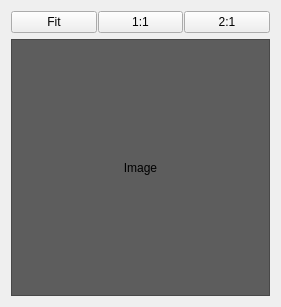
athoune/Ema, file ui/navimagewidget.ui: the form before one commit.
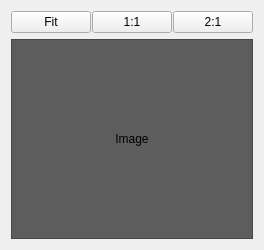
The form after the commit. Custom widgets are drawn as their Qt base class.

```diff
--- a/ui/navimagewidget.ui
+++ b/ui/navimagewidget.ui
@@ -1,13 +1,13 @@
 <?xml version="1.0" encoding="UTF-8"?>
 <ui version="4.0">
  <class>NavImageWidget</class>
- <widget class="QWidget" name="NavImageWidget">
-  <property name="geometry">
+ <widget class="QWidget" name="NavImageWidget" >
+  <property name="geometry" >
    <rect>
     <x>0</x>
     <y>0</y>
-    <width>281</width>
-    <height>307</height>
+    <width>208</width>
+    <height>243</height>
    </rect>
   </property>
   <property name="windowTitle">
@@ -55,11 +55,11 @@
     </layout>
    </item>
    <item>
-    <widget class="QImageDisplay" name="globalImageLabel">
-     <property name="minimumSize">
+    <widget class="QImageDisplay" name="globalImageLabel" >
+     <property name="minimumSize" >
       <size>
-       <width>250</width>
-       <height>250</height>
+       <width>200</width>
+       <height>200</height>
       </size>
      </property>
      <property name="baseSize">
```
Left out of the diff: 51 changed lines with no effect on the pictures.
